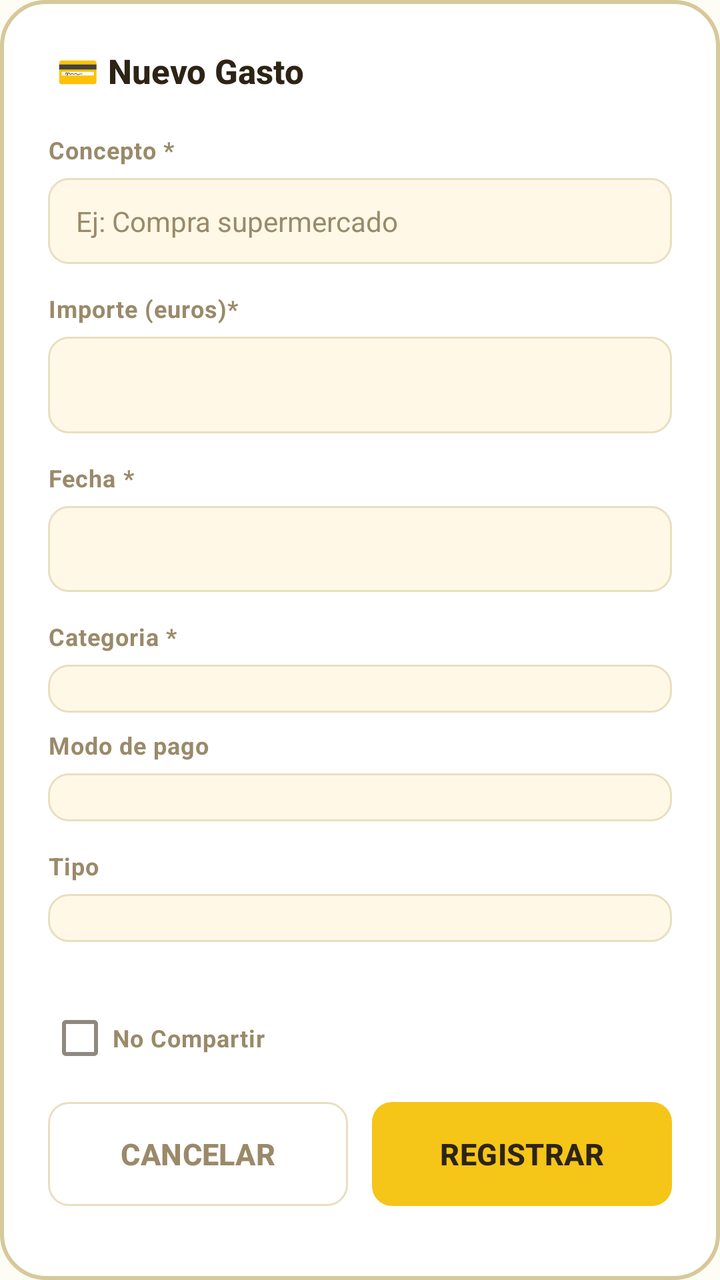
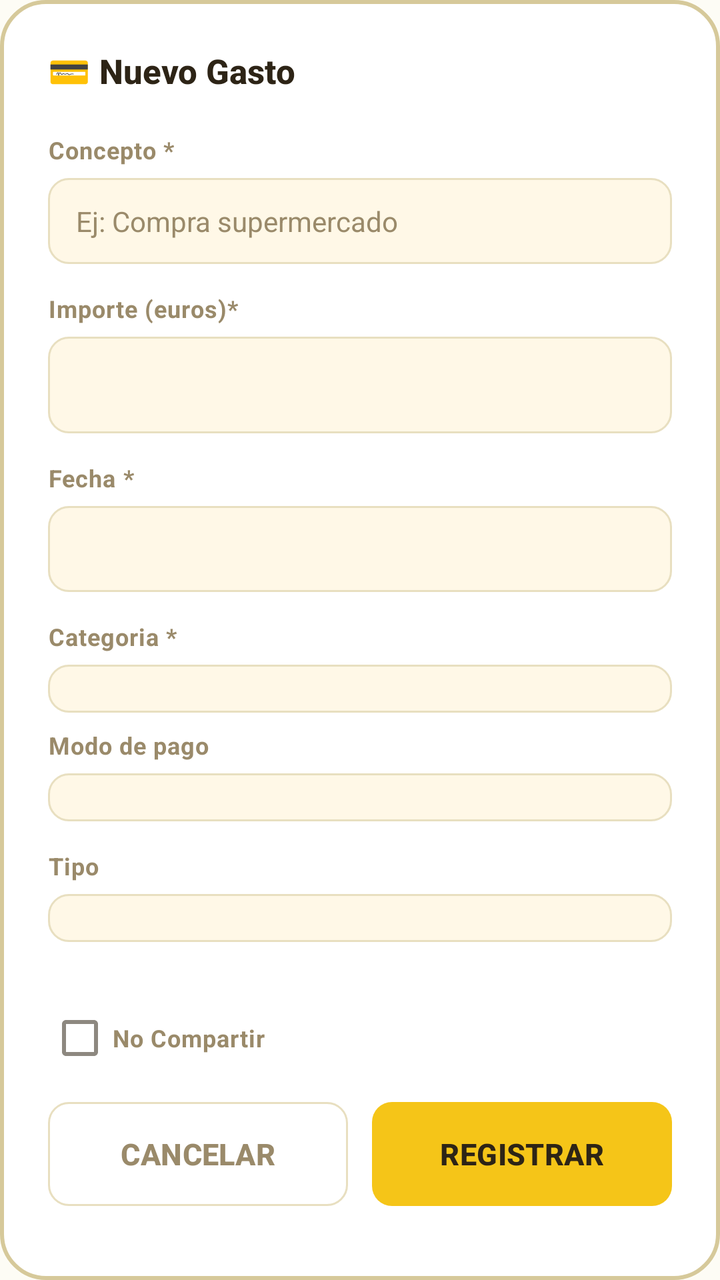

An Android layout rendered at two revisions. The XML below is the earlier revision; the diff shows what the commit changed to produce the second picture.
<!-- AndroidManifest.xml: application theme Theme.HomneyApp -->
<!-- res/layout/fragment_crear_nuevo_gasto.xml -->
<?xml version="1.0" encoding="utf-8"?>
<ScrollView xmlns:android="http://schemas.android.com/apk/res/android"
    xmlns:tools="http://schemas.android.com/tools"
    android:layout_width="match_parent"
    android:layout_height="match_parent"
    android:background="@drawable/bg_auth_box"
    android:fillViewport="true">

    <LinearLayout
        android:layout_width="match_parent"
        android:layout_height="wrap_content"
        android:orientation="vertical"
        android:padding="24dp">

        <TextView
            android:layout_width="wrap_content"
            android:layout_height="wrap_content"
            android:text=" 💳 Nuevo Gasto"
            style="@style/Homney.Text.Title" />

        <TextView
            android:layout_width="wrap_content"
            android:layout_height="wrap_content"
            android:text="@string/concepto"
            style="@style/Homney.Text.Label"
            android:layout_marginTop="20dp"
            android:layout_marginBottom="6dp" />

        <EditText
            android:id="@+id/et_nombre_tarea"
            android:layout_width="match_parent"
            android:layout_height="wrap_content"
            android:background="@drawable/bg_input"
            android:inputType="textAutoComplete"
            android:hint="@string/ejemplo_concepto"
            android:textColor="@color/text"
            android:textColorHint="@color/muted"
            android:textSize="14sp"
            android:paddingLeft="14dp"
            android:paddingRight="14dp"
            android:paddingTop="12dp"
            android:paddingBottom="12dp"
            android:layout_marginBottom="14dp"
            android:singleLine="true" />

        <TextView
            android:layout_width="wrap_content"
            android:layout_height="wrap_content"
            android:text="@string/importe"
            style="@style/Homney.Text.Label"
            android:layout_marginBottom="6dp" />

        <EditText
            android:id="@+id/et_importe"
            android:layout_width="match_parent"
            android:layout_height="wrap_content"
            android:background="@drawable/bg_input"
            android:paddingLeft="14dp"
            android:paddingRight="14dp"
            android:paddingTop="12dp"
            android:paddingBottom="12dp"
            android:layout_marginBottom="14dp"
            android:inputType="numberDecimal"
            android:ems="10"
            />

        <TextView
            android:layout_width="wrap_content"
            android:layout_height="wrap_content"
            android:text="@string/fecha"
            style="@style/Homney.Text.Label"
            android:layout_marginBottom="6dp" />

        <EditText
            android:id="@+id/et_fecha_gasto"
            android:layout_width="match_parent"
            android:layout_height="wrap_content"
            android:ems="10"
            android:inputType="date"
            android:background="@drawable/bg_input"
            android:textColor="@color/text"
            android:textColorHint="@color/muted"
            android:textSize="14sp"
            android:paddingLeft="14dp"
            android:paddingRight="14dp"
            android:paddingTop="12dp"
            android:paddingBottom="12dp"
            android:layout_marginBottom="14dp"/>



        <TextView
            android:layout_width="wrap_content"
            android:layout_height="wrap_content"
            android:text="@string/categoria"
            style="@style/Homney.Text.Label"
            android:layout_marginBottom="6dp" />

        <Spinner
            android:id="@+id/spinner_categoria"
            android:layout_width="match_parent"
            android:layout_height="wrap_content"
            android:background="@drawable/bg_input"
            android:paddingLeft="14dp"
            android:paddingRight="14dp"
            android:paddingTop="12dp"
            android:paddingBottom="12dp"
            android:layout_marginBottom="8dp" />

        
        <TextView
            android:id="@+id/tv_label_subcategoria"
            style="@style/Homney.Text.Label"
            android:layout_width="wrap_content"
            android:layout_height="wrap_content"
            android:text="Subcategoría (opcional)"
            android:layout_marginBottom="6dp"
            android:visibility="gone" />

        <Spinner
            android:id="@+id/spinner_subcategoria"
            android:layout_width="match_parent"
            android:layout_height="wrap_content"
            android:background="@drawable/bg_input"
            android:paddingLeft="14dp"
            android:paddingRight="14dp"
            android:paddingTop="12dp"
            android:paddingBottom="12dp"
            android:layout_marginBottom="14dp"
            android:visibility="gone" />

        <TextView
            android:layout_width="wrap_content"
            android:layout_height="wrap_content"
            android:text="@string/modo_pago"
            style="@style/Homney.Text.Label"
            android:layout_marginBottom="6dp" />

        <Spinner
            android:id="@+id/spinner_modo_pago"
            android:layout_width="match_parent"
            android:layout_height="wrap_content"
            android:background="@drawable/bg_input"
            android:paddingLeft="14dp"
            android:paddingRight="14dp"
            android:paddingTop="12dp"
            android:paddingBottom="12dp"
            android:layout_marginBottom="14dp" />

        <TextView
            android:layout_width="wrap_content"
            android:layout_height="wrap_content"
            android:text="@string/tipo_pago"
            style="@style/Homney.Text.Label"
            android:layout_marginBottom="6dp" />

        <Spinner
            android:id="@+id/spinner_tipo_pago"
            android:layout_width="match_parent"
            android:layout_height="wrap_content"
            android:background="@drawable/bg_input"
            android:paddingLeft="14dp"
            android:paddingRight="14dp"
            android:paddingTop="12dp"
            android:paddingBottom="12dp"
            android:layout_marginBottom="24dp" />

        <CheckBox
            android:id="@+id/cb_compartir"
            style="@style/Homney.Text.Label"
            android:layout_width="wrap_content"
            android:layout_height="wrap_content"
            android:layout_marginBottom="8dp"
            android:text="No Compartir" />

        <LinearLayout
            android:layout_width="match_parent"
            android:layout_height="wrap_content"
            android:orientation="horizontal">

            <Button
                android:id="@+id/btn_cancelar_tarea"
                android:layout_width="0dp"
                android:layout_height="52dp"
                style="@style/Homney.Button.Ghost"
                android:text="@string/btn_cancelar"
                android:textSize="15sp"
                android:layout_weight="1"
                android:layout_marginEnd="6dp" />

            <Button
                android:id="@+id/btn_crear_gasto"
                android:layout_width="0dp"
                android:layout_height="52dp"
                style="@style/Homney.Button.Primary"
                android:text="@string/btn_crear_gasto"
                android:textSize="15sp"
                android:layout_weight="1"
                android:layout_marginStart="6dp" />

        </LinearLayout>

    </LinearLayout>
</ScrollView>
<!-- resources referenced by this layout -->
<resources>
  <color name="muted">#9A8A6A</color>
  <color name="text">#2D2416</color>
  <!-- drawable bg_auth_box (drawable) -->
  <?xml version="1.0" encoding="utf-8"?>
  <shape xmlns:android="http://schemas.android.com/apk/res/android"
      android:shape="rectangle">
      <solid android:color="@color/surface" />
      <stroke android:width="2dp" android:color="@color/border2" />
      <corners android:radius="22dp" />
  </shape>
  <!-- drawable bg_input (drawable) -->
  <?xml version="1.0" encoding="utf-8"?>
  <selector xmlns:android="http://schemas.android.com/apk/res/android">
  
      
      <item android:state_focused="true">
          <shape android:shape="rectangle">
              <solid android:color="@color/surface_two" />
              <stroke android:width="2dp" android:color="@color/accent" />
              <corners android:radius="10dp" />
          </shape>
      </item>
  
      
      <item>
          <shape android:shape="rectangle">
              <solid android:color="@color/surface_two" />
              <stroke android:width="1dp" android:color="@color/border" />
              <corners android:radius="10dp" />
          </shape>
      </item>
  
  </selector>
  <string name="btn_cancelar">Cancelar</string>
  <string name="btn_crear_gasto">Registrar</string>
  <string name="categoria">Categoria *</string>
  <string name="concepto">Concepto *</string>
  <string name="ejemplo_concepto">Ej: Compra supermercado</string>
  <string name="fecha">Fecha *</string>
  <string name="importe">Importe (euros)*</string>
  <string name="modo_pago">Modo de pago</string>
  <string name="tipo_pago">Tipo</string>
  <style name="Homney.Button.Ghost" parent="Homney.Button.Base">
          <item name="android:background">@drawable/bg_button_ghost</item>
          <item name="android:textColor">@color/muted</item>
      </style>
  <style name="Homney.Button.Primary" parent="Homney.Button.Base">
          <item name="android:background">@drawable/bg_button_primary</item>
          <item name="android:textColor">@color/text</item>
      </style>
  <style name="Homney.Text.Label" parent="Homney.Text">
          <item name="android:textColor">@color/muted</item>
          <item name="android:textSize">12sp</item>
          <item name="android:textStyle">bold</item>
          <item name="android:letterSpacing">0.03</item>
          <item name="android:textAllCaps">false</item>
      </style>
  <style name="Homney.Text.Title" parent="Homney.Text">
          <item name="android:textColor">@color/text</item>
          <item name="android:textSize">17sp</item>
          <item name="android:textStyle">bold</item>
          <item name="android:fontFamily">sans-serif-medium</item>
      </style>
  <color name="surface">#FFFFFFFF</color>
  <color name="border2">#D6C99A</color>
  <color name="surface_two">#FFF8E7</color>
  <color name="accent">#F5C518</color>
  <color name="border">#E8DFC0</color>
  <style name="Homney.Text" parent="" />
  <color name="accent_dark">#D4A80E</color>
  <color name="green">#7CC87A</color>
  <color name="green_dark">#58A856</color>
  <color name="background">#FDFCF5</color>
  <color name="accent_background">#FFF3C0</color>
  <color name="accent_disabled">#8CF5C518</color>
  <!-- unchanged entries left out for length: 4 -->
</resources>

<!-- the commit's change to res/layout/fragment_crear_nuevo_gasto.xml (unified diff, before → after) -->
@@ -15,7 +15,7 @@
         <TextView
             android:layout_width="wrap_content"
             android:layout_height="wrap_content"
-            android:text=" 💳 Nuevo Gasto"
+            android:text="@string/nuevo_gasto_toolbar"
             style="@style/Homney.Text.Title" />
 
         <TextView
@@ -113,7 +113,7 @@
             style="@style/Homney.Text.Label"
             android:layout_width="wrap_content"
             android:layout_height="wrap_content"
-            android:text="Subcategoría (opcional)"
+            android:text="@string/subcategoria_opcional"
             android:layout_marginBottom="6dp"
             android:visibility="gone" />
 
@@ -171,7 +171,7 @@
             android:layout_width="wrap_content"
             android:layout_height="wrap_content"
             android:layout_marginBottom="8dp"
-            android:text="No Compartir" />
+            android:text="@string/no_compartir" />
 
         <LinearLayout
             android:layout_width="match_parent"
<!-- resource entries referenced after the edit -->
@@ -41,6 +41,9 @@
   <string name="fecha">Fecha *</string>
   <string name="importe">Importe (euros)*</string>
   <string name="modo_pago">Modo de pago</string>
+  <string name="no_compartir">No Compartir</string>
+  <string name="nuevo_gasto_toolbar"> 💳 Nuevo Gasto</string>
+  <string name="subcategoria_opcional">Subcategoría (opcional)</string>
   <string name="tipo_pago">Tipo</string>
   <style name="Homney.Button.Ghost" parent="Homney.Button.Base">
           <item name="android:background">@drawable/bg_button_ghost</item>
